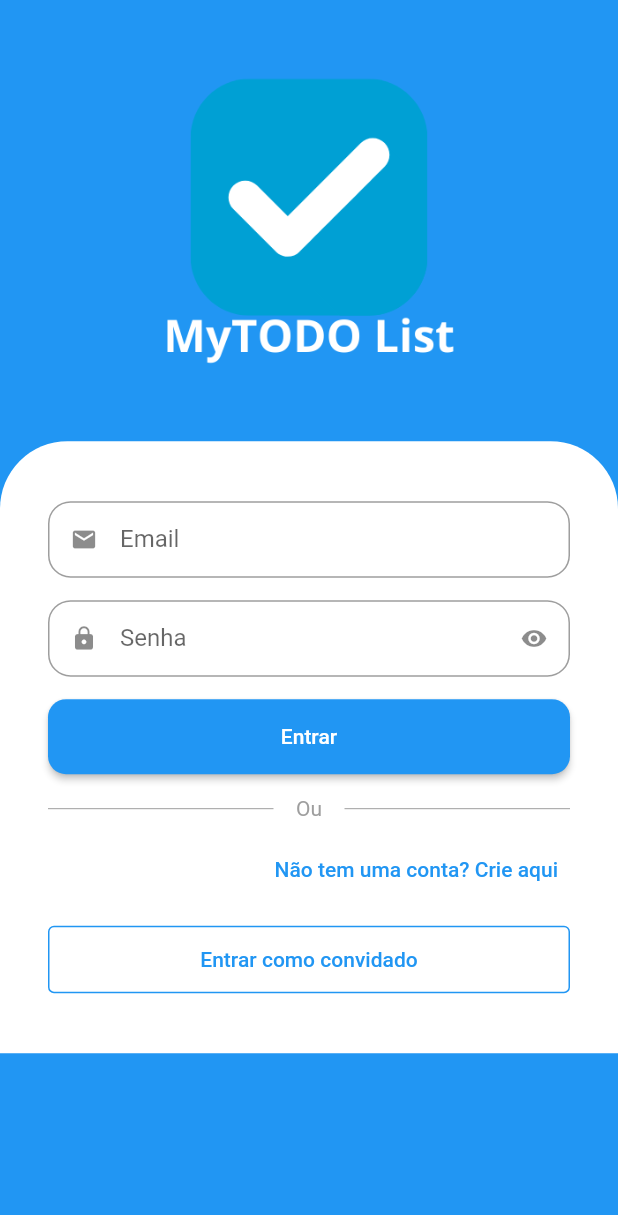
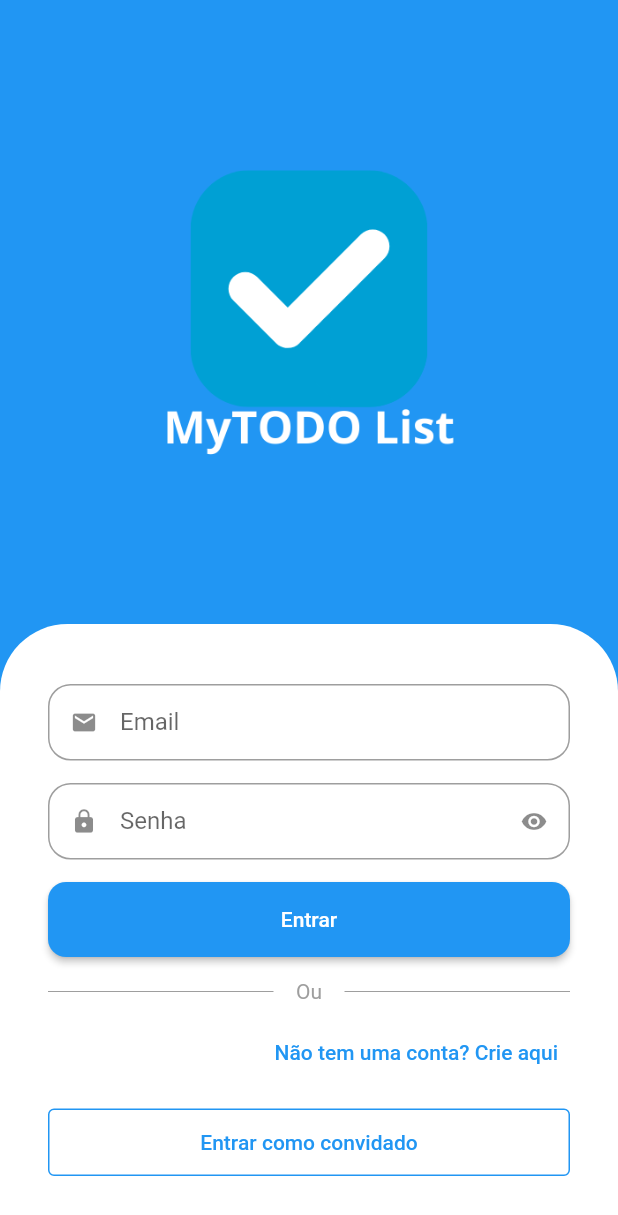
Before and after one commit to EduardoGomesSa/mytodolist, a Flutter app: the screen it shows after launch, on a phone screen of 412 x 824 dp. Shown: the top 1215 px of the screen. Run offline on Flutter 3.47's test engine with Material 3 defaults, Android fonts, the phone set to English and light mode, and no system bars; our stand-ins replace dio, fluttertoast, get, internet_connection_checker_plus, shared_preferences, sqflite; accounts and stored records are empty.

Commit message:
Resolução bug tela de login

```diff
--- a/lib/src/pages/auth/login_page.dart
+++ b/lib/src/pages/auth/login_page.dart
@@ -1,3 +1,4 @@
+import 'package:flutter/cupertino.dart';
 import 'package:flutter/material.dart';
 import 'package:flutter/widgets.dart';
 import 'package:get/get.dart';
@@ -22,27 +23,17 @@ class LoginPage extends StatelessWidget {
         resizeToAvoidBottomInset: true,
         body: LayoutBuilder(
           builder: (context, constraints) {
-            return SingleChildScrollView(
-              physics: const BouncingScrollPhysics(),
-              child: ConstrainedBox(
-                constraints: BoxConstraints(
-                  minHeight: constraints.maxHeight,
+            return Column(
+              children: [
+                Expanded(
+                  child: Container(
+                    color: Colors.blue,
+                    child: Center(
+                      child: Image.asset(
+                        'assets/images/logo.png',
+                        scale: 1.7,
                       ),
-                child: Padding(
-                  padding: EdgeInsets.only(
-                    bottom: MediaQuery.of(context).viewInsets.bottom,
                     ),
-                  child: Column(
-                    children: [
-                      Container(
-                        color: Colors.blue,
-                        child: Column(
-                          mainAxisAlignment: MainAxisAlignment.center,
-                          children: [
-                            Center(
-                              child: Image.asset('assets/images/logo.png', scale: 1.7,),
-                            ),
-                          ],
                   ),
                 ),
                 Container(
@@ -82,8 +73,7 @@ class LoginPage extends StatelessWidget {
                               return ElevatedButton(
                                 style: ElevatedButton.styleFrom(
                                   shape: RoundedRectangleBorder(
-                                          borderRadius:
-                                              BorderRadius.circular(12),
+                                    borderRadius: BorderRadius.circular(12),
                                   ),
                                 ),
                                 onPressed: controller.isLoading.value
@@ -91,14 +81,11 @@ class LoginPage extends StatelessWidget {
                                     : () {
                                         FocusScope.of(context).unfocus();
 
-                                              if (_formKey.currentState!
-                                                  .validate()) {
+                                        if (_formKey.currentState!.validate()) {
                                           controller.signIn(
-                                                  email:
-                                                      emailTextController.text,
+                                            email: emailTextController.text,
                                             password:
-                                                      passwordTextController
-                                                          .text,
+                                                passwordTextController.text,
                                           );
                                         }
                                       },
@@ -119,8 +106,7 @@ class LoginPage extends StatelessWidget {
                                 ),
                               ),
                               Padding(
-                                      padding:
-                                          EdgeInsets.symmetric(horizontal: 15),
+                                padding: EdgeInsets.symmetric(horizontal: 15),
                                 child: Text(
                                   'Ou',
                                   style: TextStyle(color: Colors.grey),
@@ -143,8 +129,7 @@ class LoginPage extends StatelessWidget {
                             style: TextButton.styleFrom(
                               alignment: Alignment.centerRight,
                             ),
-                                  child: const Text(
-                                      'Não tem uma conta? Crie aqui'),
+                            child: const Text('Não tem uma conta? Crie aqui'),
                           ),
                         ),
                         Padding(
@@ -156,8 +141,7 @@ class LoginPage extends StatelessWidget {
                                 await controller.createUserGuest();
                               },
                               style: OutlinedButton.styleFrom(
-                                      side:
-                                          const BorderSide(color: Colors.blue),
+                                side: const BorderSide(color: Colors.blue),
                               ),
                               child: const Text('Entrar como convidado'),
                             ),
@@ -168,9 +152,6 @@ class LoginPage extends StatelessWidget {
                   ),
                 ),
               ],
-                  ),
-                ),
-              ),
             );
           },
         ),
```
Lines whose indentation alone changed are shown as unchanged.
